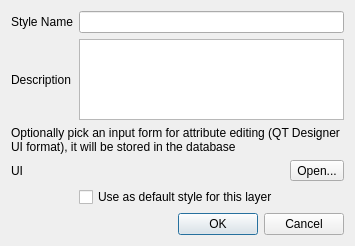
Above: src/ui/qgssavetodbdialog.ui from qgis/QGIS before the change. Below: the same form after it.
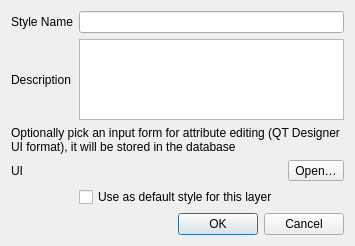
That is the form after the change.

```diff
--- a/src/ui/qgssavetodbdialog.ui
+++ b/src/ui/qgssavetodbdialog.ui
@@ -85,7 +85,7 @@
         </sizepolicy>
        </property>
        <property name="text">
-        <string>Open...</string>
+        <string>Open…</string>
        </property>
       </widget>
      </item>
```
